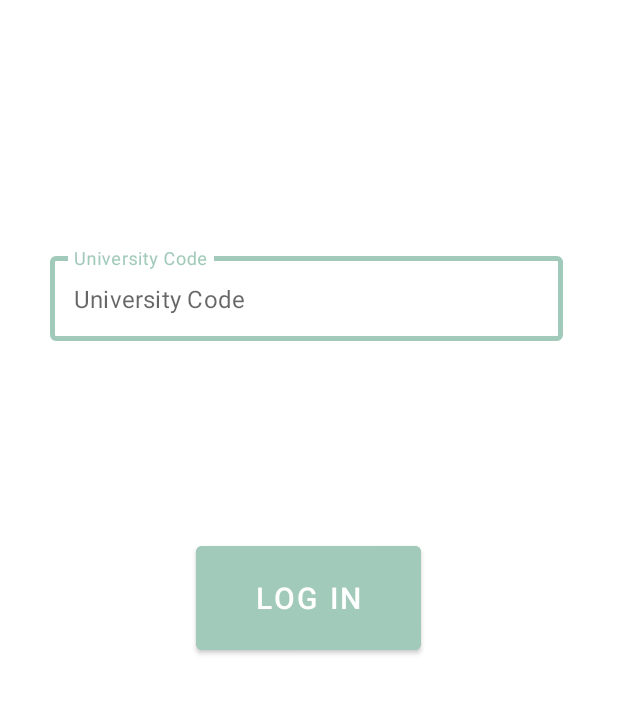
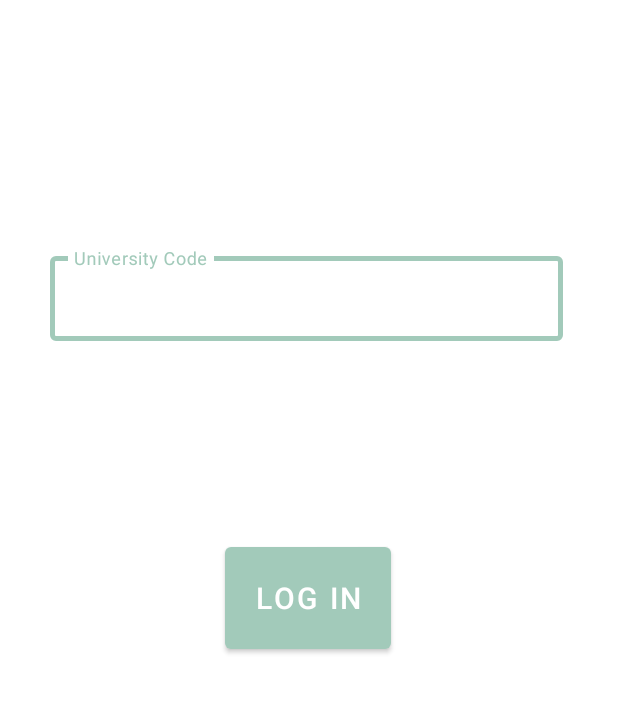
Before and after one commit to Islam-abdelwahed/Exam_review, an Android app: the screen it shows after launch (login), on a phone screen of 412 x 824 dp, the part 367-1081 px from its top. Run offline under Robolectric (Android 15) with nearby library versions, the phone set to English and light mode, and no system bars.

Commit message:
I LOVE U KOOKY

```diff
--- a/app/src/main/java/com/example/myapplication/ResultsActivity.java
+++ b/app/src/main/java/com/example/myapplication/ResultsActivity.java
@@ -76,8 +76,8 @@ public class ResultsActivity extends AppCompatActivity {
                             // Create a renderer for the document
                             PDFRenderer renderer = new PDFRenderer(document);
                             // Render the image to an RGB Bitmap
-                            Bitmap pageImage1 = renderer.renderImage(page1, 1, ImageType.RGB);
-                            Bitmap pageImage2 = renderer.renderImage(page1+1, 1, ImageType.RGB);
+                            Bitmap pageImage1 = renderer.renderImage(page1, 2, ImageType.RGB);
+                            Bitmap pageImage2 = renderer.renderImage(page1+1, 2, ImageType.RGB);
                             //---- will add the equation to get 2 pages for student ----//
                             // Save the render result to an image
                             String path = root.getAbsolutePath() + "/render.jpg";
--- a/app/src/main/res/layout/activity_login.xml
+++ b/app/src/main/res/layout/activity_login.xml
@@ -36,7 +36,6 @@
                 android:id="@+id/uni_code"
                 android:layout_width="match_parent"
                 android:layout_height="wrap_content"
-                android:hint="@string/label"
                 android:inputType="number"
                 android:maxLength="7"/>
         </com.google.android.material.textfield.TextInputLayout>
@@ -45,12 +44,11 @@
 
     <Button
         android:id="@+id/Login_btn"
-        android:layout_width="150dp"
-        android:layout_height="81dp"
-        android:backgroundTint="#A2CABA"
+        android:layout_width="wrap_content"
+        android:layout_height="80dp"
         android:padding="20dp"
-        android:text="Log in"
-        android:textSize="20dp"
+        android:text="@string/login"
+        android:textSize="20sp"
         app:layout_constraintBottom_toBottomOf="parent"
         app:layout_constraintEnd_toEndOf="parent"
         app:layout_constraintHorizontal_bias="0.498"
@@ -74,7 +72,7 @@
         android:padding="20dp"
         android:text="@string/app_name"
         android:textAlignment="center"
-        android:textSize="25dp"
+        android:textSize="25sp"
         android:textStyle="bold"
         app:layout_constraintEnd_toEndOf="parent"
         app:layout_constraintStart_toStartOf="parent"
--- a/app/src/main/res/layout/activity_results.xml
+++ b/app/src/main/res/layout/activity_results.xml
@@ -9,10 +9,9 @@
 
     <Button
         android:id="@+id/send_req"
-        android:layout_width="172dp"
-        android:layout_height="68dp"
+        android:layout_width="wrap_content"
+        android:layout_height="wrap_content"
         android:layout_marginBottom="16dp"
-        android:backgroundTint="#A2CABA"
         android:padding="20dp"
         android:text="@string/send_request"
         android:textSize="15sp"
--- a/app/src/main/res/values-night/themes.xml
+++ b/app/src/main/res/values-night/themes.xml
@@ -2,7 +2,7 @@
     <!-- Base application theme. -->
     <style name="Theme.MyApplication" parent="Theme.MaterialComponents.DayNight.NoActionBar">
         <!-- Primary brand color. -->
-        <item name="colorPrimary">@color/purple_200</item>
+        <item name="colorPrimary">@color/logocolor</item>
         <item name="colorPrimaryVariant">@color/purple_700</item>
         <item name="colorOnPrimary">@color/black</item>
         <!-- Secondary brand color. -->
--- a/app/src/main/res/values/themes.xml
+++ b/app/src/main/res/values/themes.xml
@@ -2,8 +2,8 @@
     <!-- Base application theme. -->
     <style name="Theme.MyApplication" parent="Theme.MaterialComponents.DayNight.NoActionBar">
         <!-- Primary brand color. -->
-        <item name="colorPrimary">@color/purple_500</item>
-        <item name="colorPrimaryVariant">@color/purple_700</item>
+        <item name="colorPrimary">@color/logocolor</item>
+        <item name="colorPrimaryVariant">@color/logocolor</item>
         <item name="colorOnPrimary">@color/white</item>
         <!-- Secondary brand color. -->
         <item name="colorSecondary">@color/teal_200</item>
```
Also changed, not shown: 1 other file.
